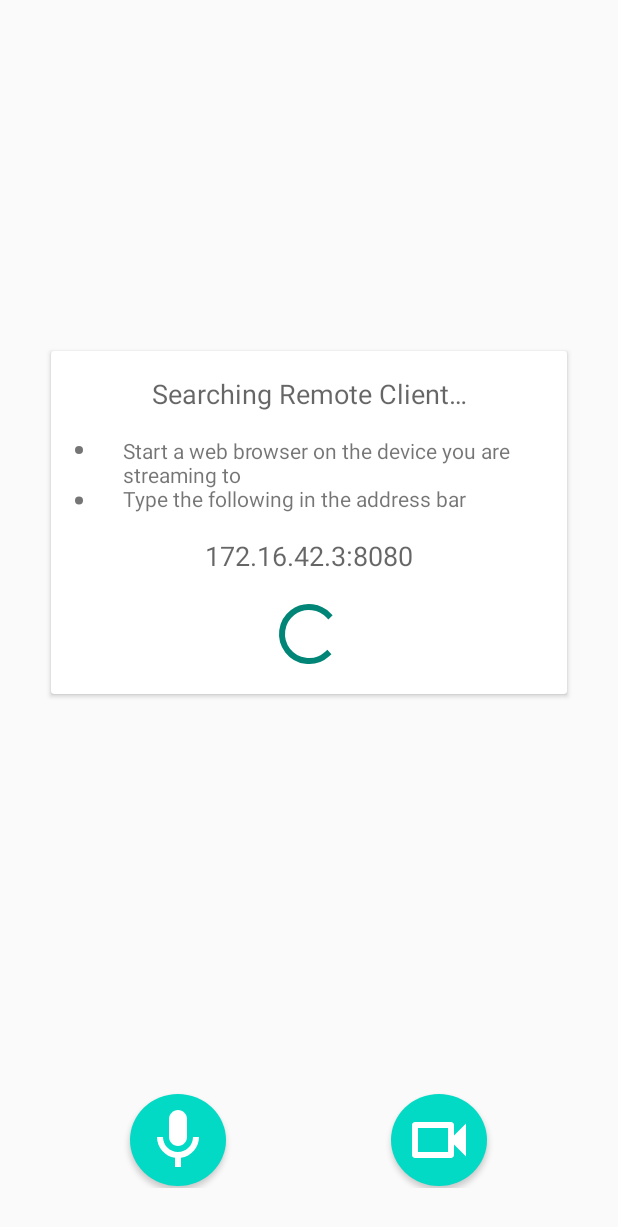
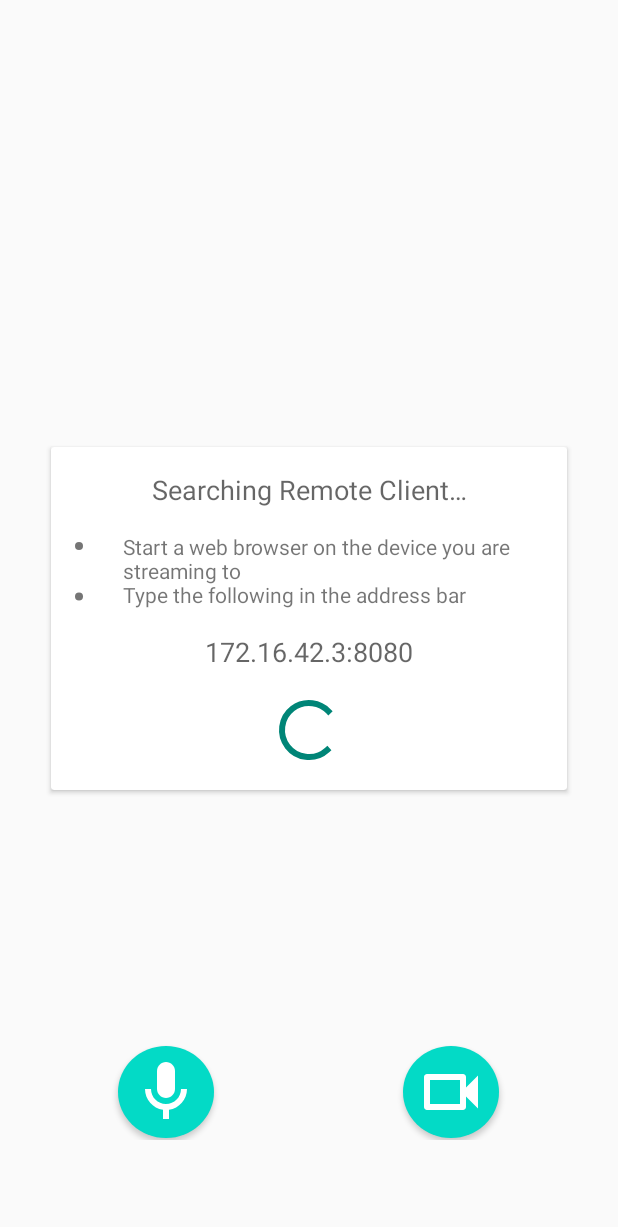
Before and after one commit to DirkVolkmann/aCamera, an Android app: the screen it shows after launch (MainActivity), on a phone screen of 412 x 824 dp. Shown: the top 1227 px of the screen. Run offline under Robolectric (Android 15) with nearby library versions, the phone set to English and light mode, and no system bars; libraries missing offline, so code that uses them is left out: io.ktor.server, org.webrtc; plain views replace SurfaceViewRenderer; 9 statements that could not run were skipped.

Commit message:
Fixed buttons overlapping navigation bar

```diff
--- a/app/src/main/res/layout/fragment_rtc.xml
+++ b/app/src/main/res/layout/fragment_rtc.xml
@@ -23,7 +23,7 @@
         android:textAppearance="@style/TextAppearance.AppCompat.Large"
         android:textColor="@color/white"
         android:visibility="visible"
-        app:layout_constraintBottom_toTopOf="@id/button_container"
+        app:layout_constraintBottom_toBottomOf="parent"
         app:layout_constraintEnd_toEndOf="parent"
         app:layout_constraintStart_toStartOf="parent"
         app:layout_constraintTop_toTopOf="parent"
@@ -37,7 +37,9 @@
         android:baselineAligned="true"
         android:gravity="center"
         android:orientation="horizontal"
-        android:padding="32dp"
+        android:paddingStart="16dp"
+        android:paddingEnd="16dp"
+        android:paddingBottom="64dp"
         app:layout_constraintBottom_toBottomOf="parent"
         app:layout_constraintEnd_toEndOf="parent"
         app:layout_constraintStart_toStartOf="parent">
@@ -90,7 +92,7 @@
         android:layout_height="wrap_content"
         android:animateLayoutChanges="true"
         android:visibility="gone"
-        app:layout_constraintBottom_toTopOf="@id/button_container"
+        app:layout_constraintBottom_toBottomOf="parent"
         app:layout_constraintEnd_toEndOf="parent"
         app:layout_constraintStart_toStartOf="parent"
         app:layout_constraintTop_toTopOf="parent"
```
